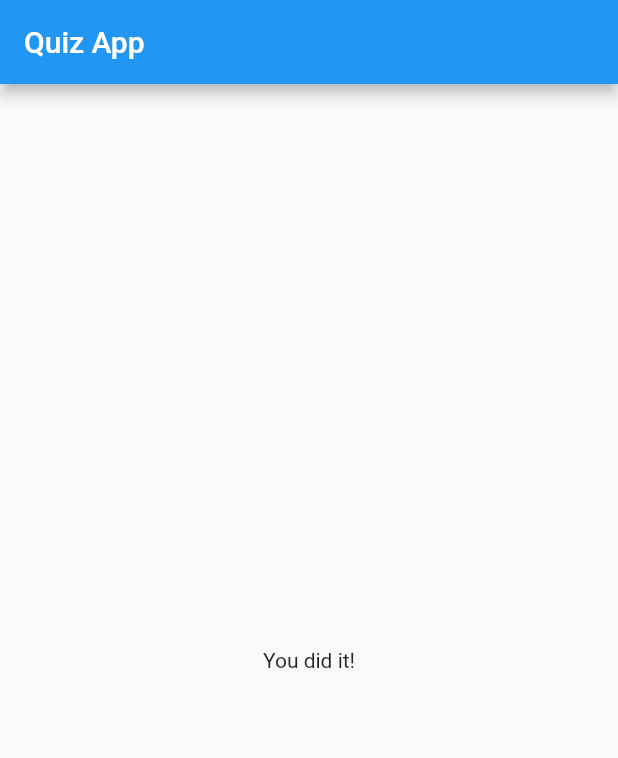
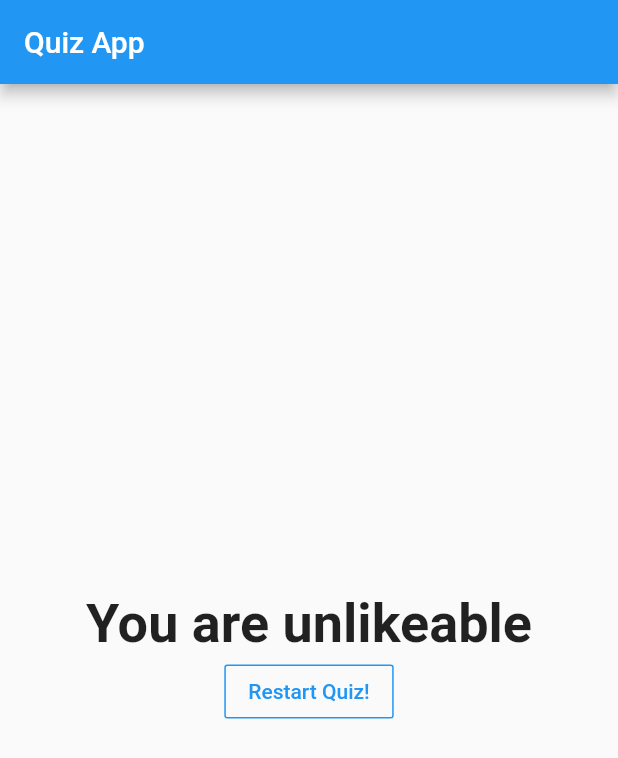
Before and after one commit to erinkelsey/quizapp-flutter, a Flutter app: the screen it shows after launch, after a tap on "Black", after a tap on "Koala Bear", after a tap on "Noodles", on a phone screen of 412 x 824 dp. Shown: the top 758 px of the screen. Run offline on Flutter 3.47's test engine with Material 2 defaults, Android fonts, the phone set to English and light mode, and no system bars.

Commit message:
Finish result page and add reset button

```diff
--- a/lib/main.dart
+++ b/lib/main.dart
@@ -19,25 +19,49 @@ class _QuizAppState extends State<QuizApp> {
   final _questions = const [
       {
         'questionText' : 'What is your favorite color?',
-        'answers' : ['Black', 'Red', 'Green', 'White']
+        'answers' : [
+          {'text': 'Black', 'score': 10},
+          {'text': 'Red', 'score': 6},
+          {'text': 'Green', 'score': 3},
+          {'text': 'White', 'score': 1},
+        ],
       },
       {
         'questionText' : 'What is your favorite animal?',
-        'answers' : ['Leopard', 'Koala Bear', 'Fennec Fox', 'Sloth']
+        'answers' : [
+          {'text': 'Leopard', 'score': 6},
+          {'text': 'Koala Bear', 'score': 11},
+          {'text': 'Fennec Fox', 'score': 3},
+          {'text': 'Sloth', 'score': 1},
+        ],
       },
       {
         'questionText' : 'What is your favorite food?',
-        'answers' : ['Burgers', 'Tacos', 'Noodles', 'Pizza']
+        'answers' : [
+          {'text': 'Burgers', 'score': 1},
+          {'text': 'Tacos', 'score': 1},
+          {'text': 'Noodles', 'score': 1},
+          {'text': 'Pizza', 'score': 1},
+        ],
       },
     ];
 
-  int _questionIndex = 0;
+  var _questionIndex = 0;
+  var _totalScore = 0;
 
-  void _answerQuestion(){
+  void _resetQuiz(){
     setState(() {
-        _questionIndex = _questionIndex + 1;
-        print(_questionIndex);
-      });
+      _questionIndex = 0;
+      _totalScore = 0;
+    });
+  }
+
+  void _answerQuestion(int score){
+    _totalScore += score;
+
+    setState(() {
+      _questionIndex = _questionIndex + 1;
+    });
 
     // print(Platform.isIOS);
     // print(kIsWeb);
@@ -53,7 +77,7 @@ class _QuizAppState extends State<QuizApp> {
               questionIndex: _questionIndex,
               questions: _questions,
             )
-          : Result(),
+          : Result(_totalScore, _resetQuiz),
     ),
     );
   }
--- a/lib/quiz.dart
+++ b/lib/quiz.dart
@@ -21,8 +21,8 @@ class Quiz extends StatelessWidget {
         Question(
           questions[questionIndex]['questionText'],
         ),
-        ...(questions[questionIndex]['answers'] as List<String>).map((answer) {
-          return Answer(answerQuestion, answer);
+        ...(questions[questionIndex]['answers'] as List<Map<String, Object>>).map((answer) {
+          return Answer(() => answerQuestion(answer['score']), answer['text']);
         }).toList()
       ],
     );
--- a/lib/result.dart
+++ b/lib/result.dart
@@ -1,10 +1,46 @@
 import 'package:flutter/material.dart';
 
 class Result extends StatelessWidget {
+  final int resultScore;
+  final Function resetHandler;
+
+  Result(this.resultScore, this.resetHandler);
+
+  String get resultPhrase{
+    var resultText = 'You did it!';
+    if (resultScore <= 8){
+      resultText = 'You are awesome!';
+    } else if (resultScore <= 12) {
+      resultText = 'Pretty likeable!';
+    } else if (resultScore <= 16) {
+      resultText = 'You are ... strange?';
+    } else {
+      resultText = 'You are unlikeable';
+    }
+
+    return resultText;
+  }
+
   @override
   Widget build(BuildContext context) {
     return Center(
-      child: Text('You did it!'),
+      child: Column(
+        mainAxisAlignment: MainAxisAlignment.center,
+        children: <Widget>[
+          Text(
+            resultPhrase,
+            style: TextStyle(fontSize: 36, fontWeight: FontWeight.bold),
+            textAlign: TextAlign.center,
+          ),
+          OutlineButton(
+            child: Text('Restart Quiz!'),
+            onPressed: resetHandler,
+            borderSide: BorderSide(color: Colors.blue),
+            textColor: Colors.blue,
+            highlightedBorderColor: Colors.blue
+          ),
+        ],
+      ),
     );
   }
 }
```
